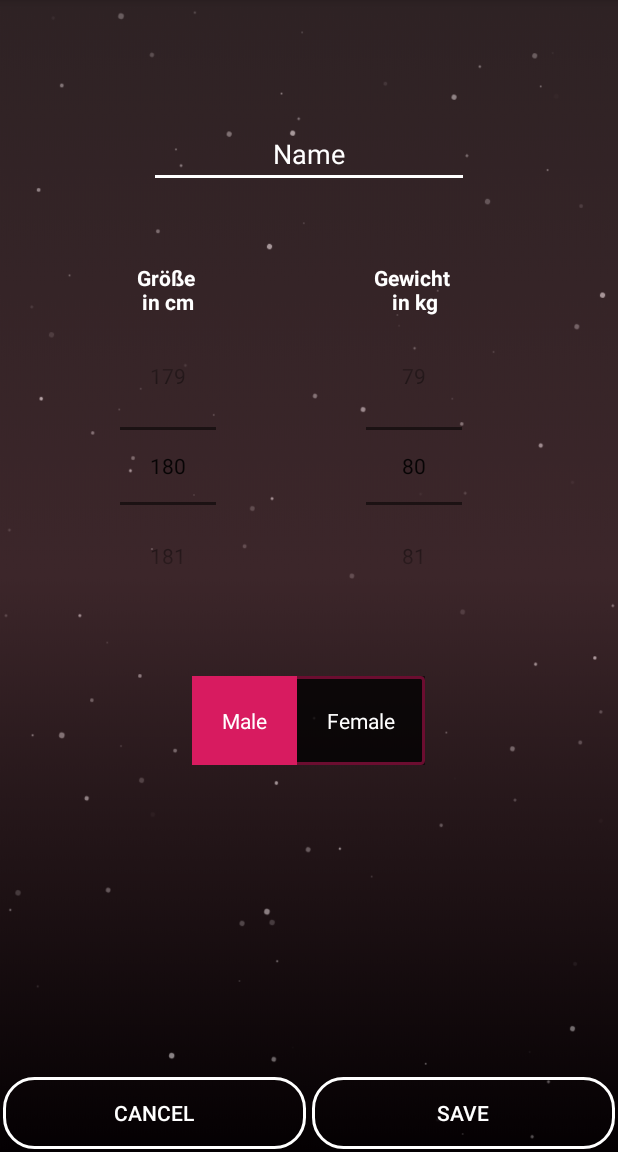
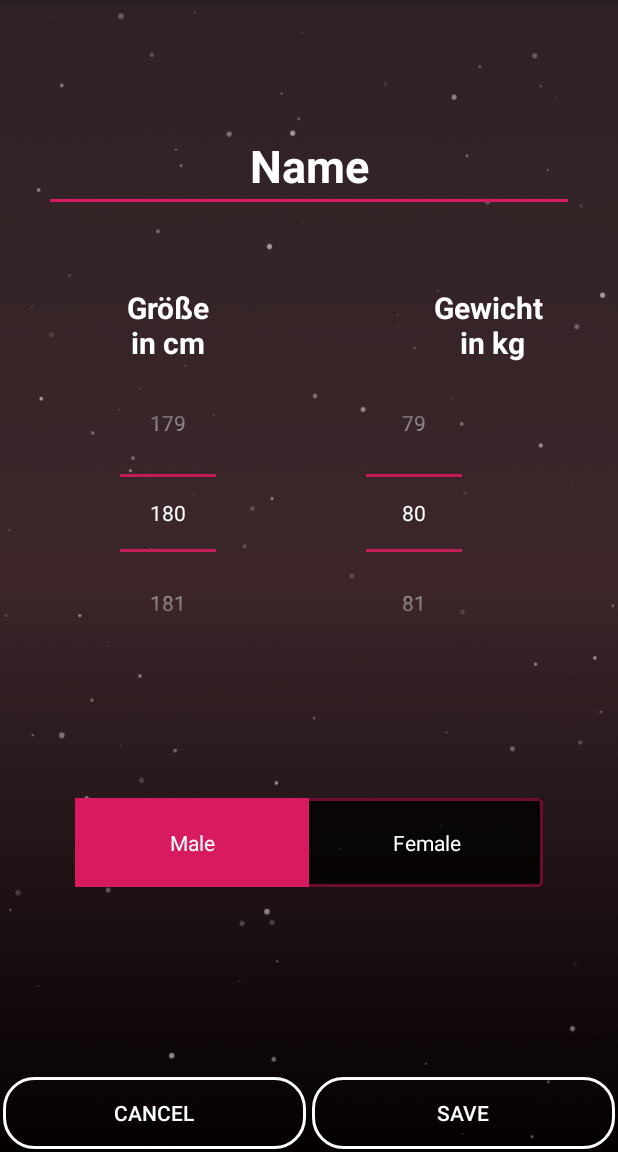
Before and after one commit to not-productive-yet/Promillerechner, an Android app: the PersonCreate screen opened directly, with no data from a screen before it, on a phone screen of 412 x 824 dp, the part 84-1236 px from its top. Run offline under Robolectric (Android 15) with nearby library versions, the phone set to English and light mode, and no system bars; our stand-ins replace Room's generated code.

Commit message:
Layout und so part 2

```diff
--- a/app/src/main/java/com/example/promillrechner_mobapp/database/PersonCreate.java
+++ b/app/src/main/java/com/example/promillrechner_mobapp/database/PersonCreate.java
@@ -25,7 +25,7 @@ import com.example.promillrechner_mobapp.databaseService.Person;
 import com.example.promillrechner_mobapp.databaseService.PersonDao;
 import com.example.promillrechner_mobapp.databaseService.Room;
 
-import static com.example.promillrechner_mobapp.R.style.TimePickerTheme;
+import static com.example.promillrechner_mobapp.R.style.AppTheme_Picker;
 
 public class PersonCreate extends AppCompatActivity {
 
--- a/app/src/main/res/layout/activity_database_person_create.xml
+++ b/app/src/main/res/layout/activity_database_person_create.xml
@@ -16,6 +16,8 @@
         android:hint="Name"
         android:layout_centerHorizontal="true"
         android:textAlignment="center"
+        android:textSize="30sp"
+        android:textStyle="bold"
         android:layout_marginTop="80dp"
         android:layout_marginBottom="50dp"
         android:textColor="@color/colorWhite"
@@ -53,7 +55,7 @@
         />
 -->
 <LinearLayout
-    android:layout_width="wrap_content"
+    android:layout_width="match_parent"
     android:layout_height="wrap_content"
     android:layout_below="@id/editName"
     android:orientation="vertical"
@@ -64,20 +66,20 @@
         android:id="@+id/textNumberPickerGewicht"
         android:layout_width="match_parent"
         android:layout_height="wrap_content"
+        android:layout_below="@id/editName"
+        android:layout_marginBottom="10dp"
         android:text="Gewicht \nin kg"
+        android:textAlignment="center"
         android:textColor="@color/colorWhite"
-        android:layout_below="@id/editName"
-        android:textAlignment="center"
-        android:textStyle="bold"
-        android:layout_marginBottom="10dp"
-        />
+        android:textSize="20sp"
+        android:textStyle="bold" />
 
     <NumberPicker
         android:id="@+id/numberPickerGewicht"
         android:layout_width="wrap_content"
         android:layout_height="wrap_content"
-        android:layout_below="@id/textNumberPickerGewicht"
-
+        android:theme="@style/AppTheme.Picker"
+        android:gravity="center"
         />
 </LinearLayout>
 <LinearLayout
@@ -93,8 +95,9 @@
         android:id="@+id/textNumberPickerSize"
         android:layout_width="match_parent"
         android:layout_height="wrap_content"
-        android:text="Größe \nin cm"
+        android:text="Größe\nin cm"
         android:textStyle="bold"
+        android:textSize="20sp"
         android:layout_below="@id/editName"
         android:textAlignment="center"
         android:textColor="@color/colorWhite"
@@ -106,41 +109,46 @@
         android:layout_width="wrap_content"
         android:layout_height="wrap_content"
         android:layout_alignParentEnd="true"
-        android:theme="@style/TimePickerTheme"
+        android:theme="@style/AppTheme.Picker"
         />
 
 </LinearLayout>
 
     <RadioGroup
         android:id="@+id/radioGroupEditGender"
-        android:layout_width="wrap_content"
+        android:layout_width="match_parent"
         android:layout_height="wrap_content"
         android:layout_centerHorizontal="true"
-        android:layout_marginTop="50dp"
         android:layout_below="@id/Size"
         android:background="@drawable/pink_outline"
         android:orientation="horizontal"
-        android:layout_margin="50dp">
+        android:layout_marginTop="100dp"
+        android:layout_marginLeft="50dp"
+        android:layout_marginRight="50dp">
         <RadioButton
             android:id="@+id/radioButtonMale"
             android:layout_height="wrap_content"
-            android:layout_width="wrap_content"
+            android:layout_width="0dp"
             android:text="Male"
             android:textColor="@color/colorWhite"
             android:background="@drawable/toggle_selector"
             android:button="@null"
             android:checked="true"
             android:padding="20dp"
+            android:layout_weight="1"
+            android:gravity="center_horizontal"
             />
         <RadioButton
             android:id="@+id/radioButtonFemale"
-            android:layout_width="wrap_content"
+            android:layout_width="0dp"
             android:layout_height="wrap_content"
             android:text="Female"
             android:textColor="@color/colorWhite"
             android:background="@drawable/toggle_selector"
             android:button="@null"
-            android:padding="20dp" />
+            android:padding="20dp"
+            android:layout_weight="1"
+            android:gravity="center_horizontal"/>
     </RadioGroup>
 
     <LinearLayout
--- a/app/src/main/res/values/styles.xml
+++ b/app/src/main/res/values/styles.xml
@@ -5,13 +5,12 @@
         <!-- Customize your theme here. -->
         <item name="colorPrimary">@color/colorBlack</item>
         <item name="colorPrimaryDark">@color/colorBlack</item>
-        <item name="colorAccent">@color/colorWhite</item>
+        <item name="colorAccent">@color/colorAccent</item>
     </style>
 
-    <style name="TimePickerTheme" parent="Theme.AppCompat.Light.Dialog">
-        <item name="colorAccent">@color/colorWhite</item>
-        <item name="android:layout_width">wrap_content</item>
-        <item name="android:layout_height">wrap_content</item>
+    <style name="AppTheme.Picker" parent="Theme.AppCompat.Light.NoActionBar" >
+        <item name="android:textColorPrimary">@color/colorWhite</item>
+        <item name="colorControlNormal">@color/colorAccent</item>
     </style>
 
 </resources>
```
Also changed, not shown: 1 other file.
